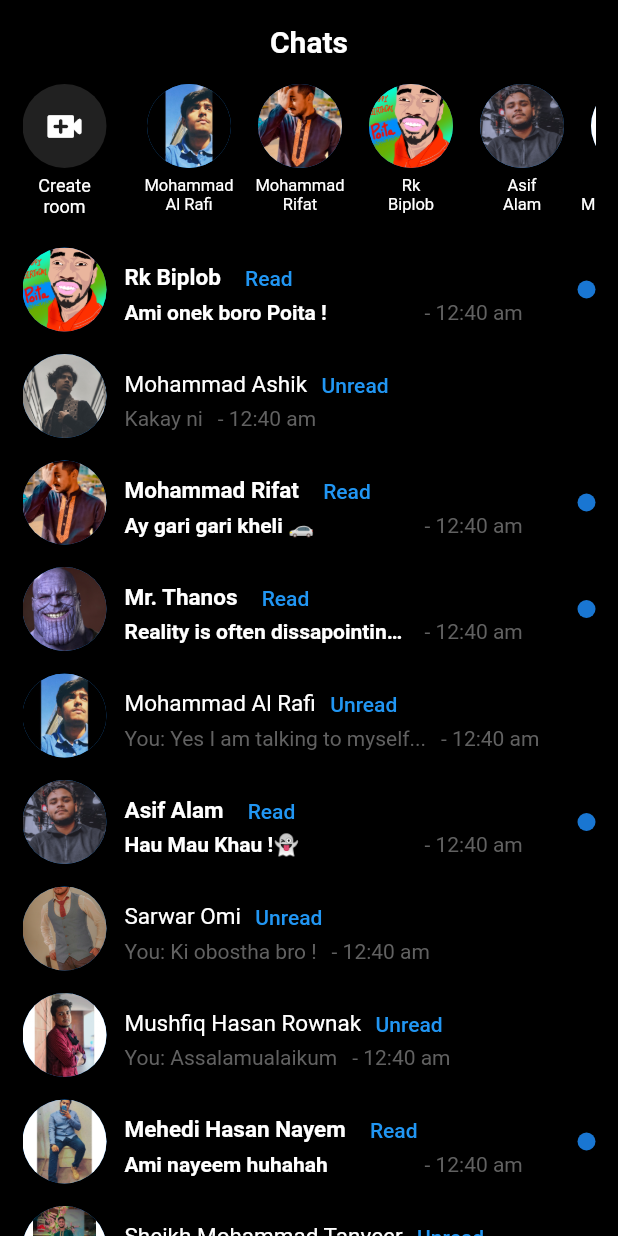
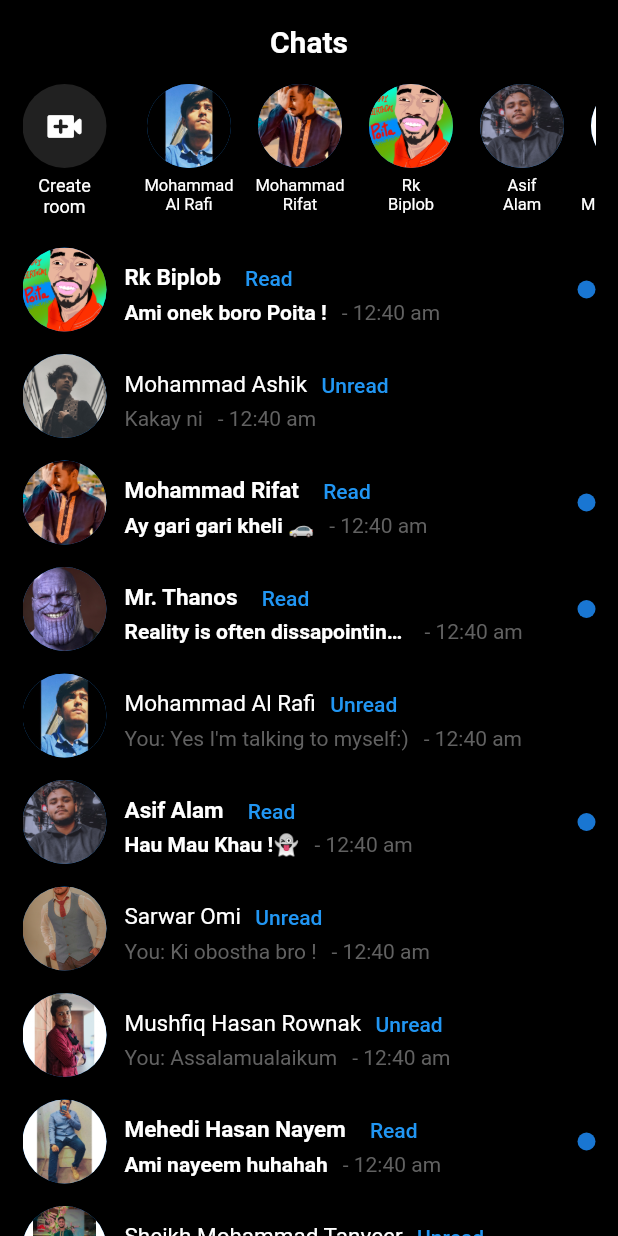
Before and after one commit to al-rafi304/messenger_UI_clone, a Flutter app: the screen it shows after launch, on a phone screen of 412 x 824 dp. Run offline on Flutter 3.47's test engine with Material 2 defaults, Android fonts, the phone set to English and light mode, and no system bars.

Commit message:
Improved chatbox text overflow

```diff
--- a/lib/ChatItem.dart
+++ b/lib/ChatItem.dart
@@ -55,7 +55,7 @@ class _ChatItemState extends State<ChatItem> {
                 Row(
                   children: [
                     Container(
-                      width: 190,
+                      constraints: BoxConstraints(maxWidth: 190),
                       child: Text(widget.messege,
                           overflow: TextOverflow.ellipsis,
                           style: TextStyle(
@@ -121,10 +121,16 @@ class _ChatItemState extends State<ChatItem> {
                 ]),
                 Row(
                   children: [
-                    Text(widget.messege,
-                        style: TextStyle(
-                          color: Colors.grey[700],
-                        )),
+                    Container(
+                      constraints: BoxConstraints(maxWidth: 190),
+                      child: Text(widget.messege,
+                          style: TextStyle(
+                            color: Colors.grey[700],
+                          ),
+                          overflow: TextOverflow.ellipsis,
+                        ),
+
+                    ),
                     Padding(
                       padding: const EdgeInsets.fromLTRB(10, 0, 0, 0),
                       child: Text("- 12:40 am",
--- a/lib/main.dart
+++ b/lib/main.dart
@@ -73,7 +73,7 @@ class MyApp extends StatelessWidget {
               ChatItem(
                   picPath: "assets/01.jpg",
                   name: "Mohammad Al Rafi",
-                  messege: "You: Yes I am talking to myself...",
+                  messege: "You: Yes I'm talking to myself:)",
                   isRead: true),
               SizedBox(
                 height: 15,
```
